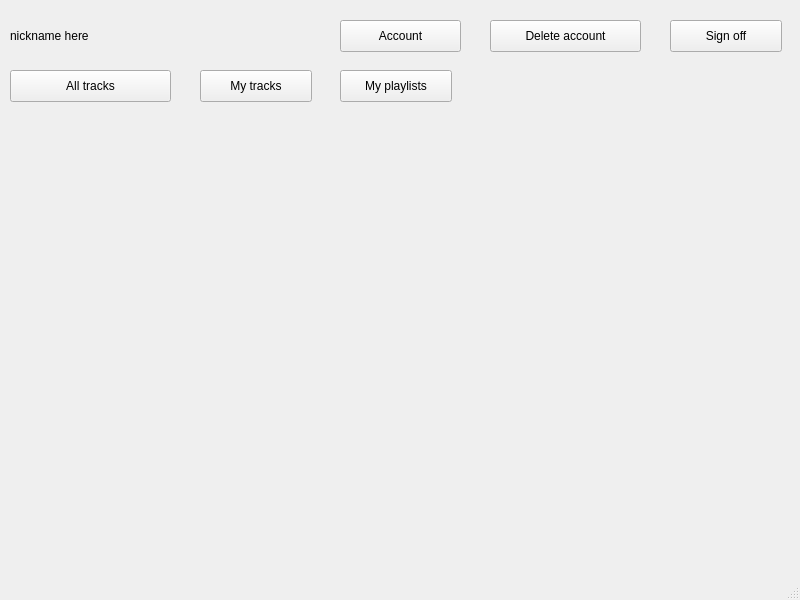
Above: project/lab6/mainwindow.ui from aneroid11/Databases before the change. Below: the same form after it.
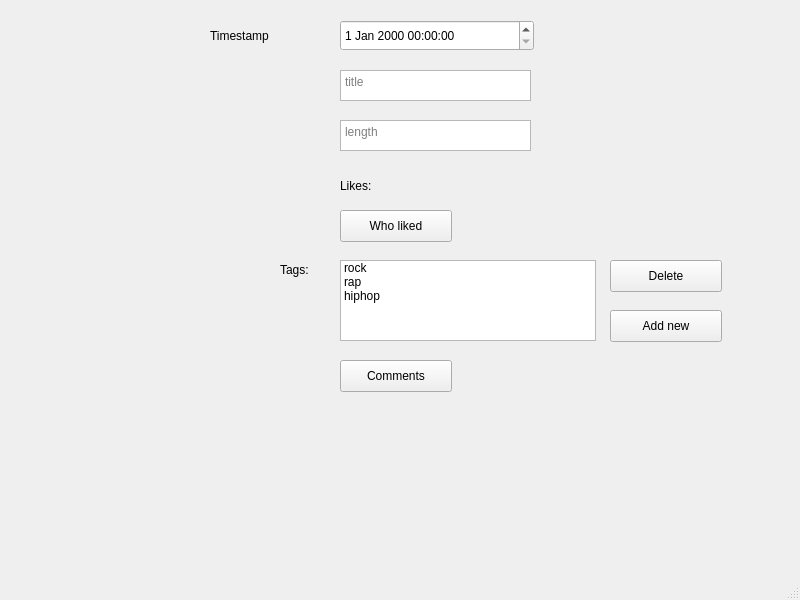
That is the form after the change. The open tabs and pages were chosen to show the change.

```diff
--- a/project/lab6/mainwindow.ui
+++ b/project/lab6/mainwindow.ui
@@ -309,7 +309,7 @@
        <rect>
         <x>340</x>
         <y>70</y>
-        <width>112</width>
+        <width>121</width>
         <height>32</height>
        </rect>
       </property>
@@ -563,6 +563,286 @@
       </property>
       <property name="text">
        <string>Exit</string>
+      </property>
+     </widget>
+     <widget class="QPushButton" name="allTracks_addToPlaylist">
+      <property name="geometry">
+       <rect>
+        <x>500</x>
+        <y>220</y>
+        <width>151</width>
+        <height>32</height>
+       </rect>
+      </property>
+      <property name="text">
+       <string>Add to playlist</string>
+      </property>
+     </widget>
+     <widget class="QPushButton" name="allTracks_filterByTag">
+      <property name="geometry">
+       <rect>
+        <x>520</x>
+        <y>270</y>
+        <width>112</width>
+        <height>32</height>
+       </rect>
+      </property>
+      <property name="text">
+       <string>Filter by tag</string>
+      </property>
+     </widget>
+    </widget>
+    <widget class="QWidget" name="myTracksPage">
+     <widget class="QListWidget" name="myTracks_tracksListWidget">
+      <property name="geometry">
+       <rect>
+        <x>10</x>
+        <y>10</y>
+        <width>411</width>
+        <height>541</height>
+       </rect>
+      </property>
+      <item>
+       <property name="text">
+        <string>Title (2:30) - 2010-02-01 12:33</string>
+       </property>
+      </item>
+      <item>
+       <property name="text">
+        <string>Title (2:30) - 2010-02-01 12:33</string>
+       </property>
+      </item>
+     </widget>
+     <widget class="QPushButton" name="myTracks_listenButton">
+      <property name="geometry">
+       <rect>
+        <x>540</x>
+        <y>20</y>
+        <width>112</width>
+        <height>32</height>
+       </rect>
+      </property>
+      <property name="text">
+       <string>Listen</string>
+      </property>
+     </widget>
+     <widget class="QPushButton" name="myTracks_detailsButton">
+      <property name="geometry">
+       <rect>
+        <x>540</x>
+        <y>70</y>
+        <width>112</width>
+        <height>32</height>
+       </rect>
+      </property>
+      <property name="text">
+       <string>Details</string>
+      </property>
+     </widget>
+     <widget class="QPushButton" name="myTracks_deleteButton">
+      <property name="geometry">
+       <rect>
+        <x>540</x>
+        <y>120</y>
+        <width>112</width>
+        <height>32</height>
+       </rect>
+      </property>
+      <property name="text">
+       <string>Delete</string>
+      </property>
+     </widget>
+     <widget class="QPushButton" name="myTracks_uploadTrackButton">
+      <property name="geometry">
+       <rect>
+        <x>540</x>
+        <y>170</y>
+        <width>112</width>
+        <height>32</height>
+       </rect>
+      </property>
+      <property name="text">
+       <string>Upload</string>
+      </property>
+     </widget>
+     <widget class="QPushButton" name="myTracks_backButton">
+      <property name="geometry">
+       <rect>
+        <x>680</x>
+        <y>20</y>
+        <width>112</width>
+        <height>32</height>
+       </rect>
+      </property>
+      <property name="text">
+       <string>Back</string>
+      </property>
+     </widget>
+     <widget class="QPushButton" name="myTracks_addToPlaylistButton">
+      <property name="geometry">
+       <rect>
+        <x>530</x>
+        <y>220</y>
+        <width>131</width>
+        <height>32</height>
+       </rect>
+      </property>
+      <property name="text">
+       <string>Add to playlist</string>
+      </property>
+     </widget>
+    </widget>
+    <widget class="QWidget" name="myTrackEditPage">
+     <widget class="QDateTimeEdit" name="dateTimeEdit">
+      <property name="geometry">
+       <rect>
+        <x>340</x>
+        <y>20</y>
+        <width>194</width>
+        <height>31</height>
+       </rect>
+      </property>
+     </widget>
+     <widget class="QLabel" name="label">
+      <property name="geometry">
+       <rect>
+        <x>210</x>
+        <y>20</y>
+        <width>111</width>
+        <height>31</height>
+       </rect>
+      </property>
+      <property name="text">
+       <string>Timestamp</string>
+      </property>
+     </widget>
+     <widget class="QTextEdit" name="textEdit">
+      <property name="geometry">
+       <rect>
+        <x>340</x>
+        <y>70</y>
+        <width>191</width>
+        <height>31</height>
+       </rect>
+      </property>
+      <property name="placeholderText">
+       <string>title</string>
+      </property>
+     </widget>
+     <widget class="QTextEdit" name="textEdit_2">
+      <property name="geometry">
+       <rect>
+        <x>340</x>
+        <y>120</y>
+        <width>191</width>
+        <height>31</height>
+       </rect>
+      </property>
+      <property name="placeholderText">
+       <string>length</string>
+      </property>
+     </widget>
+     <widget class="QLabel" name="label_2">
+      <property name="geometry">
+       <rect>
+        <x>340</x>
+        <y>170</y>
+        <width>71</width>
+        <height>31</height>
+       </rect>
+      </property>
+      <property name="text">
+       <string>Likes:</string>
+      </property>
+     </widget>
+     <widget class="QPushButton" name="pushButton">
+      <property name="geometry">
+       <rect>
+        <x>340</x>
+        <y>210</y>
+        <width>112</width>
+        <height>32</height>
+       </rect>
+      </property>
+      <property name="text">
+       <string>Who liked</string>
+      </property>
+     </widget>
+     <widget class="QLabel" name="label_3">
+      <property name="geometry">
+       <rect>
+        <x>280</x>
+        <y>260</y>
+        <width>76</width>
+        <height>20</height>
+       </rect>
+      </property>
+      <property name="text">
+       <string>Tags:</string>
+      </property>
+     </widget>
+     <widget class="QListWidget" name="listWidget">
+      <property name="geometry">
+       <rect>
+        <x>340</x>
+        <y>260</y>
+        <width>256</width>
+        <height>81</height>
+       </rect>
+      </property>
+      <item>
+       <property name="text">
+        <string>rock</string>
+       </property>
+      </item>
+      <item>
+       <property name="text">
+        <string>rap</string>
+       </property>
+      </item>
+      <item>
+       <property name="text">
+        <string>hiphop</string>
+       </property>
+      </item>
+     </widget>
+     <widget class="QPushButton" name="pushButton_2">
+      <property name="geometry">
+       <rect>
+        <x>610</x>
+        <y>260</y>
+        <width>112</width>
+        <height>32</height>
+       </rect>
+      </property>
+      <property name="text">
+       <string>Delete</string>
+      </property>
+     </widget>
+     <widget class="QPushButton" name="pushButton_3">
+      <property name="geometry">
+       <rect>
+        <x>610</x>
+        <y>310</y>
+        <width>112</width>
+        <height>32</height>
+       </rect>
+      </property>
+      <property name="text">
+       <string>Add new</string>
+      </property>
+     </widget>
+     <widget class="QPushButton" name="pushButton_4">
+      <property name="geometry">
+       <rect>
+        <x>340</x>
+        <y>360</y>
+        <width>112</width>
+        <height>32</height>
+       </rect>
+      </property>
+      <property name="text">
+       <string>Comments</string>
       </property>
      </widget>
     </widget>
```
Left out of the diff: 15 changed lines with no effect on the pictures.
